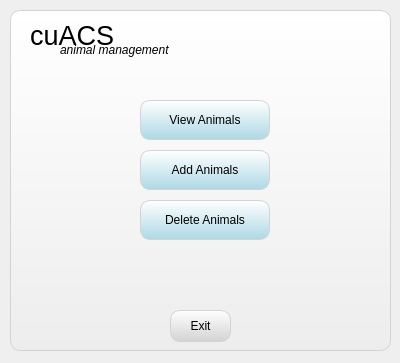
ashleefoureyes/quackjaws, file deliverable1-code/view.ui: the form before one commit.
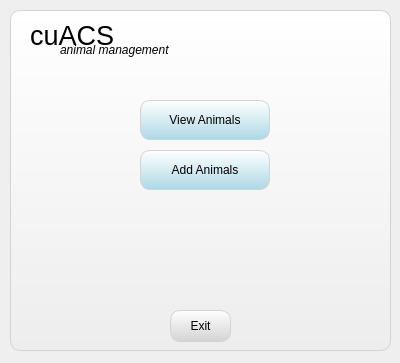
The form after the commit.

Patch:
```diff
--- a/deliverable1-code/view.ui
+++ b/deliverable1-code/view.ui
@@ -62,28 +62,6 @@
     <string>Add Animals</string>
    </property>
   </widget>
-  <widget class="QPushButton" name="deleteButton">
-   <property name="geometry">
-    <rect>
-     <x>140</x>
-     <y>200</y>
-     <width>130</width>
-     <height>40</height>
-    </rect>
-   </property>
-   <property name="styleSheet">
-    <string notr="true">QPushButton#deleteButton{
-	background-color: qlineargradient(x1: 0, y1: 0, x2: 0, y2: 1, stop: 0 white, stop: 1 lightblue);
-	border-style: solid;
-	border-color: lightgrey;
-	border-width: 1px;
-	border-radius: 10px;
-}</string>
-   </property>
-   <property name="text">
-    <string>Delete Animals</string>
-   </property>
-  </widget>
   <widget class="QPushButton" name="exitButton">
    <property name="geometry">
     <rect>
```
Left out of the diff: 1 changed line with no effect on the pictures.
